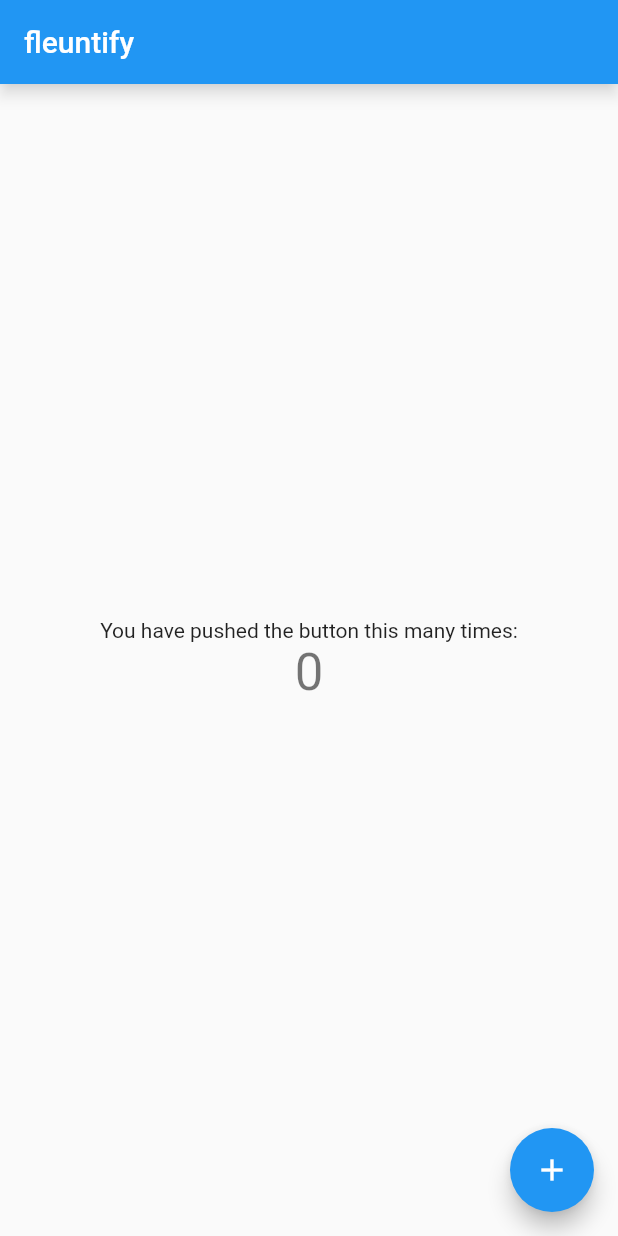
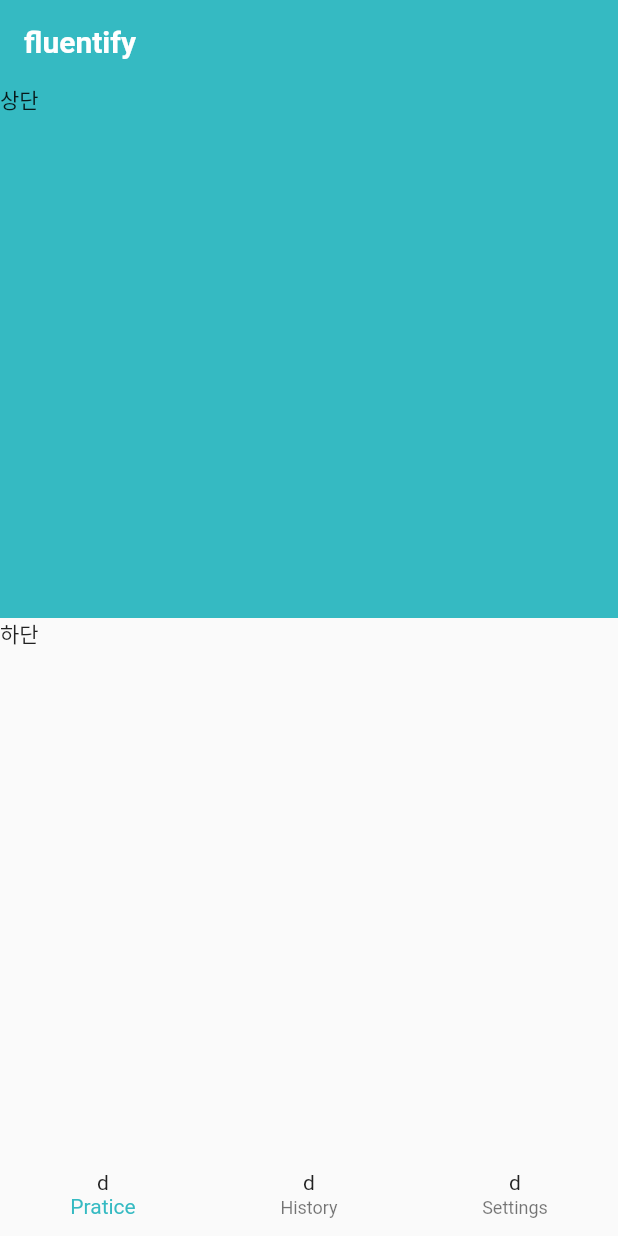
Before and after one commit to gdg-yonsei/fluentify-flutter, a Flutter app: the screen it shows after launch, on a phone screen of 412 x 824 dp. Run offline on Flutter 3.47's test engine with Material 2 defaults, Android fonts, the phone set to English and light mode, and no system bars.

Commit message:
feat: outline

```diff
--- a/lib/main.dart
+++ b/lib/main.dart
@@ -11,12 +11,9 @@ class App extends StatelessWidget {
 
   @override
   Widget build(BuildContext context) {
-    return MaterialApp(
+    return const MaterialApp(
       title: 'fluentify',
-      theme: ThemeData(
-        primarySwatch: Colors.blue,
-      ),
-      home: const HomeScreen(),
+      home: HomeScreen(),
     );
   }
 }
--- a/lib/screens/home.dart
+++ b/lib/screens/home.dart
@@ -8,40 +8,47 @@ class HomeScreen extends StatefulWidget {
 }
 
 class _HomeScreenState extends State<HomeScreen> {
-  int _counter = 0;
-
-  void _incrementCounter() {
-    setState(() {
-      _counter++;
-    });
-  }
-
   @override
   Widget build(BuildContext context) {
     return Scaffold(
       appBar: AppBar(
-        title: const Text('fleuntify'),
-        shadowColor: const Color(0xffffffff),
+        title: const Text(
+          'fluentify',
+          style: TextStyle(
+            color: Color(0xffffffff),
+            fontWeight: FontWeight.bold,
+          ),
+        ),
+        elevation: 0,
+        backgroundColor: const Color(0xff35BAC2),
       ),
-      body: Center(
-        child: Column(
-          mainAxisAlignment: MainAxisAlignment.center,
-          children: <Widget>[
-            const Text(
-              'You have pushed the button this many times:',
+      body: Column(
+        crossAxisAlignment: CrossAxisAlignment.stretch,
+        children: <Widget>[
+          Expanded(
+            child: Container(
+              color: const Color(0xff35BAC2),
+              child: const Text('상단'),
             ),
-            Text(
-              '$_counter',
-              style: Theme.of(context).textTheme.headline4,
+          ),
+          Expanded(
+            child: Container(
+              color: const Color(0xFFFAFAFA),
+              child: const Text('하단'),
             ),
-          ],
-        ),
+          ),
+        ],
       ),
-      floatingActionButton: FloatingActionButton(
-        onPressed: _incrementCounter,
-        tooltip: 'Increment',
-        child: const Icon(Icons.add),
-      ), // This trailing comma makes auto-formatting nicer for build methods.
+      bottomNavigationBar: BottomNavigationBar(
+        items: const [
+          BottomNavigationBarItem(icon: Text('d'), label: 'Pratice'),
+          BottomNavigationBarItem(icon: Text('d'), label: 'History'),
+          BottomNavigationBarItem(icon: Text('d'), label: 'Settings')
+        ],
+        elevation: 0,
+        backgroundColor: const Color(0xFFFAFAFA),
+        selectedItemColor: const Color(0xff35BAC2),
+      ),
     );
   }
 }
```
